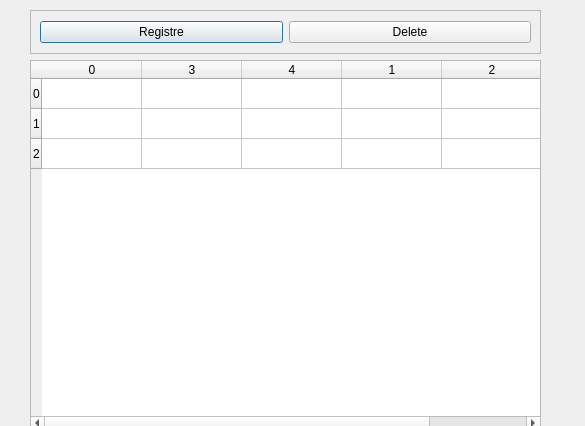
Before: the Qt Designer form etudiant.ui in khalilh2002/Interface-Graphique-pour-gestion-de-departement-Informatique-de-FST, drawn with Qt 5.
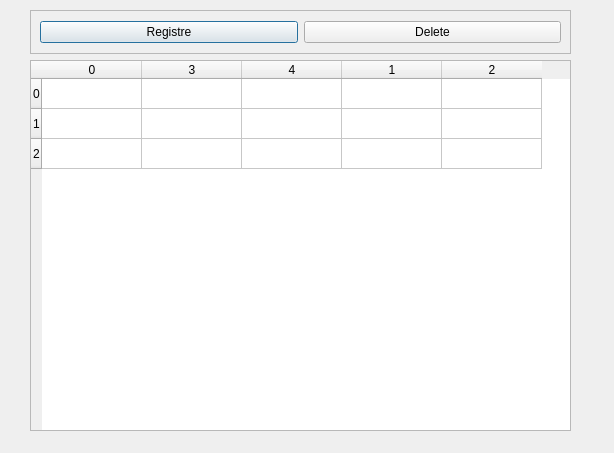
After: the same form once the commit is applied.

What changed in the file:
```diff
--- a/etudiant.ui
+++ b/etudiant.ui
@@ -6,8 +6,8 @@
    <rect>
     <x>0</x>
     <y>0</y>
-    <width>585</width>
-    <height>426</height>
+    <width>614</width>
+    <height>453</height>
    </rect>
   </property>
   <property name="windowTitle">
@@ -18,10 +18,22 @@
     <rect>
      <x>30</x>
      <y>60</y>
-     <width>511</width>
+     <width>541</width>
      <height>371</height>
     </rect>
    </property>
+   <property name="sizePolicy">
+    <sizepolicy hsizetype="Maximum" vsizetype="Maximum">
+     <horstretch>5</horstretch>
+     <verstretch>5</verstretch>
+    </sizepolicy>
+   </property>
+   <property name="maximumSize">
+    <size>
+     <width>541</width>
+     <height>371</height>
+    </size>
+   </property>
    <row>
     <property name="text">
      <string>0</string>
@@ -68,7 +80,7 @@
     <rect>
      <x>30</x>
      <y>10</y>
-     <width>511</width>
+     <width>541</width>
      <height>44</height>
     </rect>
    </property>
```
